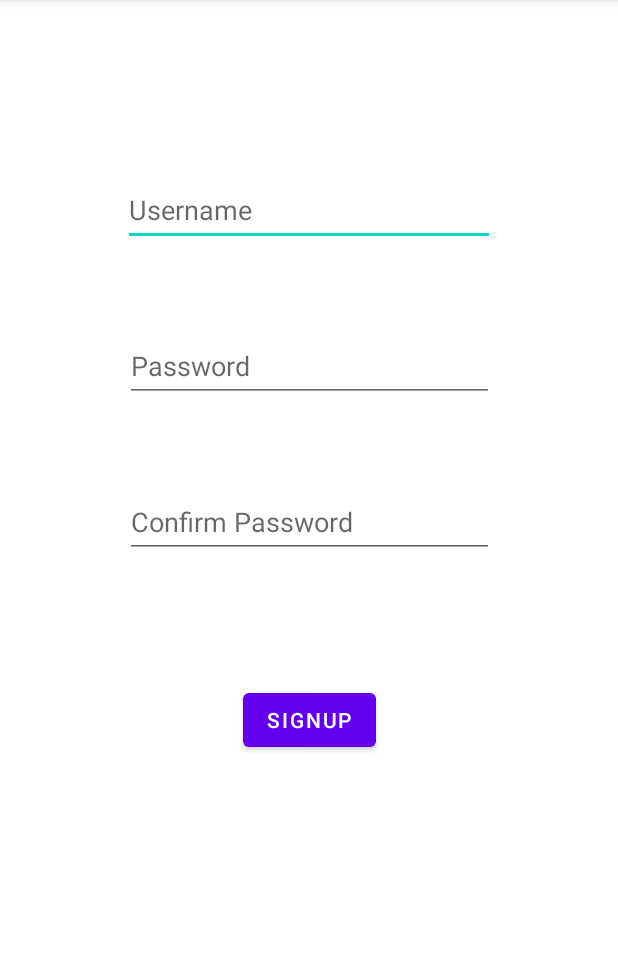
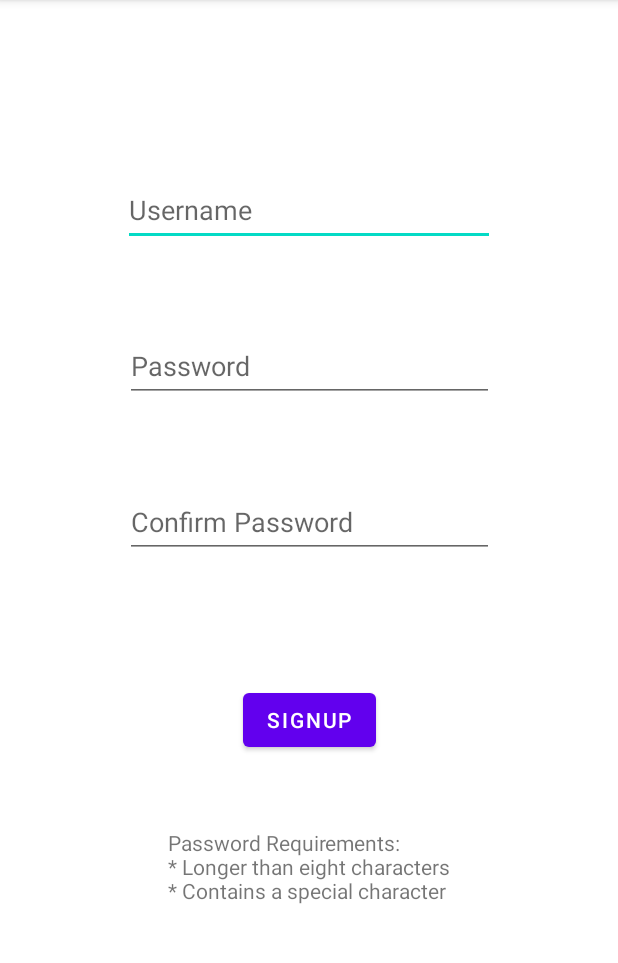
Before and after one commit to group-6-study-app/study-app, an Android app: the SignupActivity screen opened directly, with no data from a screen before it, on a phone screen of 412 x 824 dp, the part 84-1047 px from its top. Run offline under Robolectric (Android 15) with nearby library versions, the phone set to English and light mode, and no system bars.

Commit message:
Add password requirements

```diff
--- a/app/src/main/res/layout/activity_signup.xml
+++ b/app/src/main/res/layout/activity_signup.xml
@@ -51,4 +51,14 @@
         app:layout_constraintEnd_toEndOf="parent"
         app:layout_constraintStart_toStartOf="parent"
         app:layout_constraintTop_toBottomOf="@+id/sPasswordField" />
+
+    <TextView
+        android:id="@+id/textView"
+        android:layout_width="wrap_content"
+        android:layout_height="wrap_content"
+        android:layout_marginTop="48dp"
+        android:text="Password Requirements:\n* Longer than eight characters\n* Contains a special character"
+        app:layout_constraintEnd_toEndOf="parent"
+        app:layout_constraintStart_toStartOf="parent"
+        app:layout_constraintTop_toBottomOf="@+id/signupBtn" />
 </androidx.constraintlayout.widget.ConstraintLayout>
```
Also changed, not shown: app/src/main/java/io/group6/study_app/SignupActivity.kt (+20 -2 lines).
